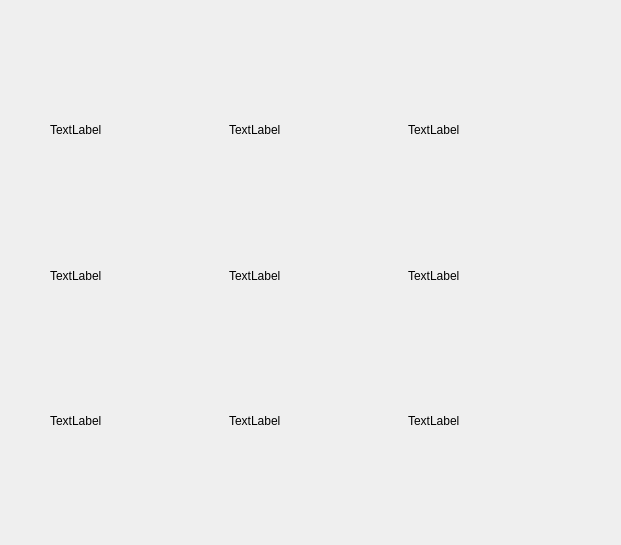
Before: the Qt Designer form GUI/replaygamedialog.ui in AHMED-ABDELLATIF56/Advanced-Tic-Tac-Toe, drawn with Qt 5.
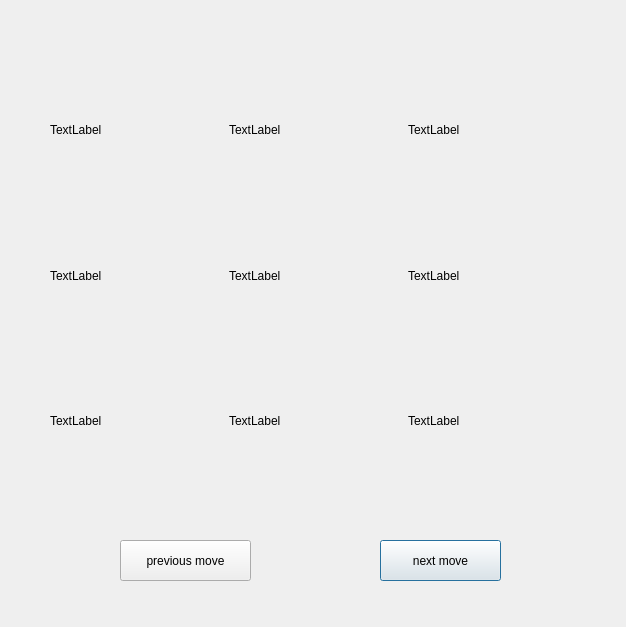
After: the same form once the commit is applied.

What changed in the file:
```diff
--- a/GUI/replaygamedialog.ui
+++ b/GUI/replaygamedialog.ui
@@ -6,8 +6,8 @@
    <rect>
     <x>0</x>
     <y>0</y>
-    <width>621</width>
-    <height>545</height>
+    <width>626</width>
+    <height>627</height>
    </rect>
   </property>
   <property name="windowTitle">
@@ -88,6 +88,32 @@
     </item>
    </layout>
   </widget>
+  <widget class="QPushButton" name="pushButton_next">
+   <property name="geometry">
+    <rect>
+     <x>380</x>
+     <y>540</y>
+     <width>121</width>
+     <height>41</height>
+    </rect>
+   </property>
+   <property name="text">
+    <string>next move</string>
+   </property>
+  </widget>
+  <widget class="QPushButton" name="pushButton_previous">
+   <property name="geometry">
+    <rect>
+     <x>120</x>
+     <y>540</y>
+     <width>131</width>
+     <height>41</height>
+    </rect>
+   </property>
+   <property name="text">
+    <string>previous move</string>
+   </property>
+  </widget>
  </widget>
  <resources/>
  <connections/>
```
